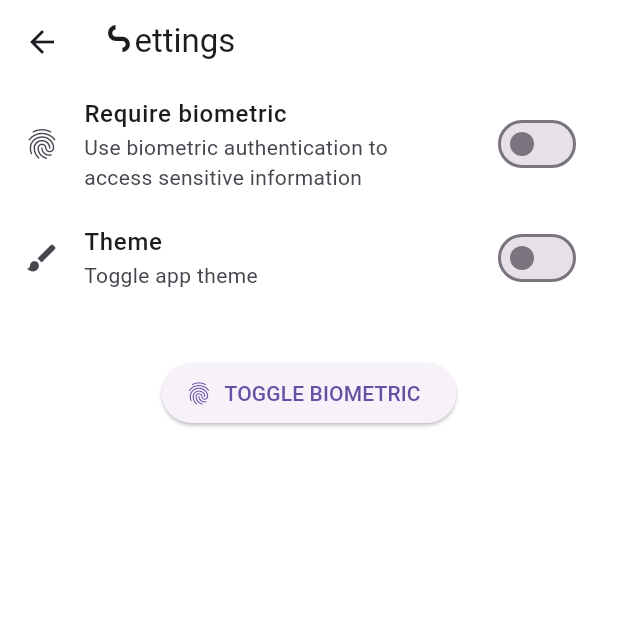
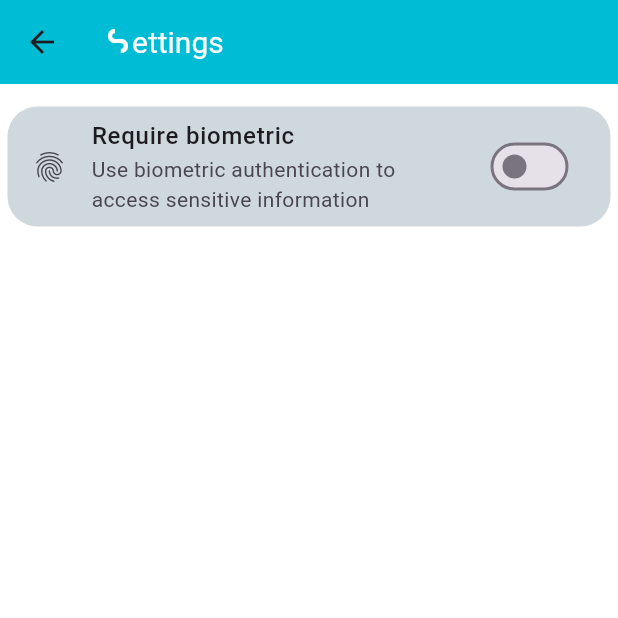
Before and after one commit to onlyian/PasswordManager, a Flutter app: the Settings screen opened directly, on a phone screen of 412 x 824 dp, the top half of it. Run offline on Flutter 3.47's test engine with Material 3 defaults, Android fonts, the light colour scheme and no system bars; our stand-ins replace flutter_svg, get, get_storage, google_nav_bar, local_auth; accounts and stored records are empty; network calls fail.

Commit message:
Refactor: Update UI elements and logic in Home and Settings screens
- Home.dart:
  - Comment out loading indicator in `CategoryViewP` widget
- Settings.dart:
  - Update app bar title style and background color
  - Modify biometric switch list tile appearance and add padding
  - Remove unused biometric toggle button
- password_controller.dart:
  - Remove loading indicator logic
  "loading parameter has an issue when navigating for any screen it leads despite already having the data  "

```diff
--- a/lib/controllers/password_controller.dart
+++ b/lib/controllers/password_controller.dart
@@ -8,10 +8,8 @@ import '../utils/urlFetcher.dart';
 
 class PasswordController extends GetxController {
   var passwords = <PasswordModel>[].obs;
-  var isLoading = true.obs;
 
   Future<void> fetchPasswords() async {
-    isLoading.value = true;
     String baseUrl = store.read("baseUrl") ?? await fetchApiUrl();
     Uri url = Uri.parse("$baseUrl/password-manager/password_read.php");
 
@@ -19,7 +17,6 @@ class PasswordController extends GetxController {
       final response = await http.get(url);
       if (response.statusCode == 200) {
         passwords.value = PasswordModel.fromJsonList(response.body);
-        isLoading.value = false;
       } else {
         print('Failed to load passwords');
       }
--- a/lib/views/screens/Home.dart
+++ b/lib/views/screens/Home.dart
@@ -245,9 +245,9 @@ class _HomeState extends State<Home> with SingleTickerProviderStateMixin {
 
   Widget CategoryViewP(String label) {
     double screenHeight = MediaQuery.of(context).size.height;
-    if (passwordController.isLoading.value) {
-      return Center(child: CircularProgressIndicator());
-    }
+    // if (passwordController.isLoading.value) {
+    //   return Center(child: CircularProgressIndicator());
+    // }
     return Padding(
       padding: const EdgeInsets.fromLTRB(10.0, 0, 10.0, 0),
       child: Column(
--- a/lib/views/screens/Settings.dart
+++ b/lib/views/screens/Settings.dart
@@ -19,15 +19,20 @@ class Settings extends StatelessWidget {
       backgroundColor: Colors.white,
       appBar: AppBar(
         title: Text('Settings',
-          style: TextStyle(fontFamily: 'Anurati'),
+          style: TextStyle(fontFamily: 'Anurati',fontSize: 20,color: Colors.white),
         ),
-        backgroundColor: Colors.transparent,
+        backgroundColor: Colors.cyan,
         elevation: 0,
       ),
 
       body: Column(
                children: [
-                 ListTile(
+                 SizedBox(height: 10,),
+                 Padding(
+                   padding: const EdgeInsets.all(5.0),
+                   child: ListTile(
+                     tileColor: Colors.blueGrey[100],
+                     shape: RoundedRectangleBorder( borderRadius: BorderRadius.circular(20),),
                      leading: Icon(Icons.fingerprint),
                      title: Text("Require biometric",style: TextStyle(fontWeight: FontWeight.w500),),
                      subtitle: Padding( padding: EdgeInsets.fromLTRB(0, 0, 20, 0),
@@ -37,24 +42,7 @@ class Settings extends StatelessWidget {
                        onChanged: (value) => switchController.toggleSwitch(value),
                      )),
                    ),
-                 ListTile(
-                   leading: Icon(Icons.brush_rounded),
-                   title: Text("Theme",style: TextStyle(fontWeight: FontWeight.w500),),
-                   subtitle: Text("Toggle app theme"),
-                   trailing: Obx(() => Switch(
-                     value: switchController.isSwitched2.value,
-                     onChanged: (value) => switchController.toggleSwitch2(value),
-                   )),
                  ),
-                 SizedBox(height: 30,),
-                 ElevatedButton.icon(onPressed: ()async {
-
-                    if (await BiometricPassed()) {
-                      Get.snackbar('Success', 'Welcome back');
-                    }
-                              },
-                      label: Text("TOGGLE BIOMETRIC"),
-                        icon: Icon(Icons.fingerprint),),
                ],
              ),
 
```
Lines whose indentation alone changed are shown as unchanged.
